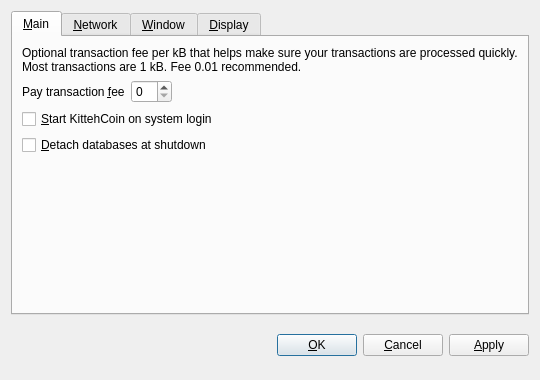
Before: the Qt Designer form src/qt/forms/optionsdialog.ui in fj31216/kittehcoin, drawn with Qt 5.
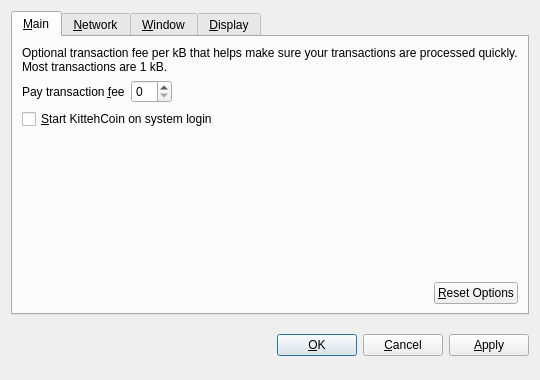
After: the same form once the commit is applied. The open tabs and pages were chosen to show the change. Custom widgets are drawn as their Qt base class.

Diff of the .ui file:
```diff
--- a/src/qt/forms/optionsdialog.ui
+++ b/src/qt/forms/optionsdialog.ui
@@ -33,7 +33,7 @@
        <item>
         <widget class="QLabel" name="transactionFeeInfoLabel">
          <property name="text">
-          <string>Optional transaction fee per kB that helps make sure your transactions are processed quickly. Most transactions are 1 kB. Fee 0.01 recommended.</string>
+          <string>Optional transaction fee per kB that helps make sure your transactions are processed quickly. Most transactions are 1 kB.</string>
          </property>
          <property name="textFormat">
           <enum>Qt::PlainText</enum>
@@ -86,16 +86,6 @@
          </property>
         </widget>
        </item>
-       <item>
-        <widget class="QCheckBox" name="detachDatabases">
-         <property name="toolTip">
-          <string>Detach block and address databases at shutdown. This means they can be moved to another data directory, but it slows down shutdown. The wallet is always detached.</string>
-         </property>
-         <property name="text">
-          <string>&amp;Detach databases at shutdown</string>
-         </property>
-        </widget>
-       </item>
        <item>
         <spacer name="verticalSpacer_Main">
          <property name="orientation">
@@ -109,6 +99,36 @@
          </property>
         </spacer>
        </item>
+       <item>
+        <layout class="QHBoxLayout" name="horizontalLayout_2_Main">
+         <item>
+          <spacer name="horizontalSpacer_2_Main">
+           <property name="orientation">
+            <enum>Qt::Horizontal</enum>
+           </property>
+           <property name="sizeHint" stdset="0">
+            <size>
+             <width>40</width>
+             <height>20</height>
+            </size>
+           </property>
+          </spacer>
+         </item>
+         <item>
+          <widget class="QPushButton" name="resetButton">
+           <property name="toolTip">
+            <string>Reset all client options to default.</string>
+           </property>
+           <property name="text">
+            <string>&amp;Reset Options</string>
+           </property>
+           <property name="autoDefault">
+            <bool>false</bool>
+           </property>
+          </widget>
+         </item>
+        </layout>
+       </item>
       </layout>
      </widget>
      <widget class="QWidget" name="tabNetwork">
```
Left out of the diff: 22 changed lines with no effect on the pictures.
